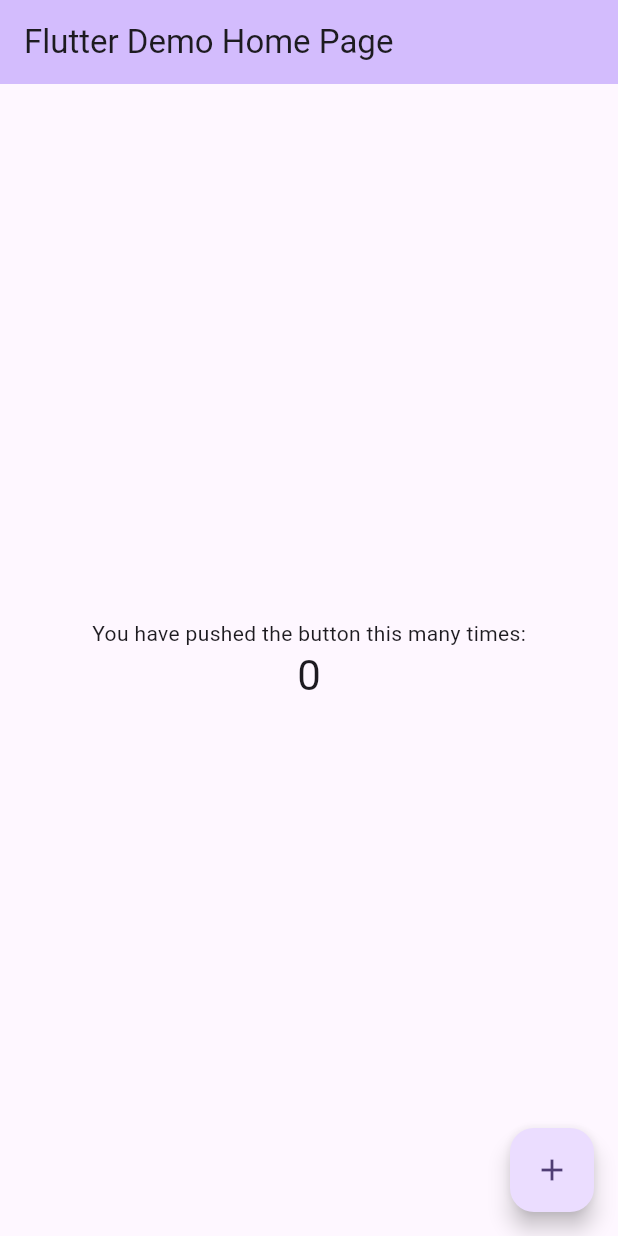
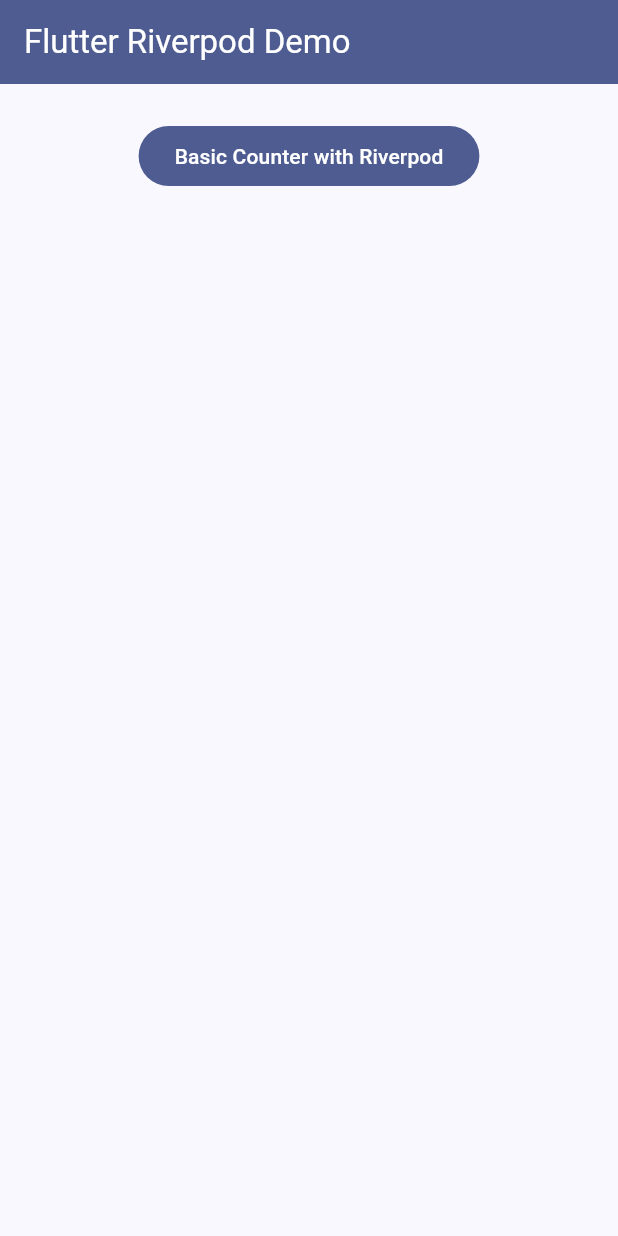
Before and after one commit to thetpaingsoe/flutter_riverpod_demo, a Flutter app: the screen it shows after launch, on a phone screen of 412 x 824 dp. Run offline on Flutter 3.47's test engine with Material 3 defaults, Android fonts, the phone set to English and light mode, and no system bars; our stand-ins replace flutter_riverpod, riverpod_annotation; generated files the repository leaves out were written again.

Commit message:
Added Counter Logic

```diff
--- /dev/null
+++ b/lib/demo/counter/provider/counter.dart
@@ -0,0 +1,19 @@
+import 'package:riverpod_annotation/riverpod_annotation.dart';
+part 'counter.g.dart';
+
+@Riverpod()
+class Counter extends _$Counter{
+  @override
+  int build() {
+    return 0;
+  }
+
+  void increment() {
+    state++;
+  }
+
+  void decrement() {
+    state--;
+  }
+
+}
--- a/lib/main.dart
+++ b/lib/main.dart
@@ -1,7 +1,9 @@
 import 'package:flutter/material.dart';
+import 'package:flutter_riverpod/flutter_riverpod.dart';
+import 'package:flutter_riverpod_demo/demo/counter/ui/counter_page.dart';
 
 void main() {
-  runApp(const MyApp());
+  runApp(ProviderScope(child: MyApp()));
 }
 
 class MyApp extends StatelessWidget {
@@ -11,41 +13,19 @@ class MyApp extends StatelessWidget {
   @override
   Widget build(BuildContext context) {
     return MaterialApp(
-      title: 'Flutter Demo',
+      title: 'Flutter Riverpod Demo',
       theme: ThemeData(
-        // This is the theme of your application.
-        //
-        // TRY THIS: Try running your application with "flutter run". You'll see
-        // the application has a purple toolbar. Then, without quitting the app,
-        // try changing the seedColor in the colorScheme below to Colors.green
-        // and then invoke "hot reload" (save your changes or press the "hot
-        // reload" button in a Flutter-supported IDE, or press "r" if you used
-        // the command line to start the app).
-        //
-        // Notice that the counter didn't reset back to zero; the application
-        // state is not lost during the reload. To reset the state, use hot
-        // restart instead.
-        //
-        // This works for code too, not just values: Most code changes can be
-        // tested with just a hot reload.
-        colorScheme: ColorScheme.fromSeed(seedColor: Colors.deepPurple),
+        colorScheme: ColorScheme.fromSeed(
+            seedColor: const Color.fromARGB(255, 4, 49, 154)),
+        useMaterial3: true,
       ),
-      home: const MyHomePage(title: 'Flutter Demo Home Page'),
+      home: const MyHomePage(title: 'Flutter Riverpod Demo'),
     );
   }
 }
 
 class MyHomePage extends StatefulWidget {
   const MyHomePage({super.key, required this.title});
-
-  // This widget is the home page of your application. It is stateful, meaning
-  // that it has a State object (defined below) that contains fields that affect
-  // how it looks.
-
-  // This class is the configuration for the state. It holds the values (in this
-  // case the title) provided by the parent (in this case the App widget) and
-  // used by the build method of the State. Fields in a Widget subclass are
-  // always marked "final".
 
   final String title;
 
@@ -54,69 +34,35 @@ class MyHomePage extends StatefulWidget {
 }
 
 class _MyHomePageState extends State<MyHomePage> {
-  int _counter = 0;
-
-  void _incrementCounter() {
-    setState(() {
-      // This call to setState tells the Flutter framework that something has
-      // changed in this State, which causes it to rerun the build method below
-      // so that the display can reflect the updated values. If we changed
-      // _counter without calling setState(), then the build method would not be
-      // called again, and so nothing would appear to happen.
-      _counter++;
-    });
-  }
-
   @override
   Widget build(BuildContext context) {
-    // This method is rerun every time setState is called, for instance as done
-    // by the _incrementCounter method above.
-    //
-    // The Flutter framework has been optimized to make rerunning build methods
-    // fast, so that you can just rebuild anything that needs updating rather
-    // than having to individually change instances of widgets.
     return Scaffold(
       appBar: AppBar(
-        // TRY THIS: Try changing the color here to a specific color (to
-        // Colors.amber, perhaps?) and trigger a hot reload to see the AppBar
-        // change color while the other colors stay the same.
-        backgroundColor: Theme.of(context).colorScheme.inversePrimary,
-        // Here we take the value from the MyHomePage object that was created by
-        // the App.build method, and use it to set our appbar title.
+        backgroundColor: Theme.of(context).colorScheme.primary,
+        foregroundColor: Theme.of(context).colorScheme.onPrimary,
         title: Text(widget.title),
       ),
       body: Center(
-        // Center is a layout widget. It takes a single child and positions it
-        // in the middle of the parent.
         child: Column(
-          // Column is also a layout widget. It takes a list of children and
-          // arranges them vertically. By default, it sizes itself to fit its
-          // children horizontally, and tries to be as tall as its parent.
-          //
-          // Column has various properties to control how it sizes itself and
-          // how it positions its children. Here we use mainAxisAlignment to
-          // center the children vertically; the main axis here is the vertical
-          // axis because Columns are vertical (the cross axis would be
-          // horizontal).
-          //
-          // TRY THIS: Invoke "debug painting" (choose the "Toggle Debug Paint"
-          // action in the IDE, or press "p" in the console), to see the
-          // wireframe for each widget.
-          mainAxisAlignment: MainAxisAlignment.center,
+          mainAxisAlignment: MainAxisAlignment.start,
           children: <Widget>[
-            const Text('You have pushed the button this many times:'),
-            Text(
-              '$_counter',
-              style: Theme.of(context).textTheme.headlineMedium,
+            SizedBox(
+              height: 24,
             ),
-          ],
-        ),
+            FilledButton(
+                onPressed: () {
+                  Navigator.push(
+                      context,
+                      MaterialPageRoute(
+                          builder: (context) =>
+                              const CounterPage()));
+                },
+                child: Text('Basic Counter with Riverpod')),
+            SizedBox(
+              height: 24,
+            )
+          ]        ),
       ),
-      floatingActionButton: FloatingActionButton(
-        onPressed: _incrementCounter,
-        tooltip: 'Increment',
-        child: const Icon(Icons.add),
-      ), // This trailing comma makes auto-formatting nicer for build methods.
     );
   }
 }
--- a/pubspec.yaml
+++ b/pubspec.yaml
@@ -34,6 +34,8 @@ dependencies:
   # The following adds the Cupertino Icons font to your application.
   # Use with the CupertinoIcons class for iOS style icons.
   cupertino_icons: ^1.0.8
+  flutter_riverpod: ^2.6.1
+  riverpod_annotation: ^2.6.1
 
 dev_dependencies:
   flutter_test:
@@ -45,6 +47,10 @@ dev_dependencies:
   # package. See that file for information about deactivating specific lint
   # rules and activating additional ones.
   flutter_lints: ^5.0.0
+  riverpod_generator: ^2.6.5
+  build_runner: ^2.4.15
+  custom_lint: ^0.7.5
+  riverpod_lint: ^2.6.5
 
 # For information on the generic Dart part of this file, see the
 # following page: https://dart.dev/tools/pub/pubspec
```
Also changed, not shown: lib/demo/counter/ui/counter_page.dart (added, +57 -0 lines), lib/demo/counter/provider/counter.g.dart (added), pubspec.lock.
